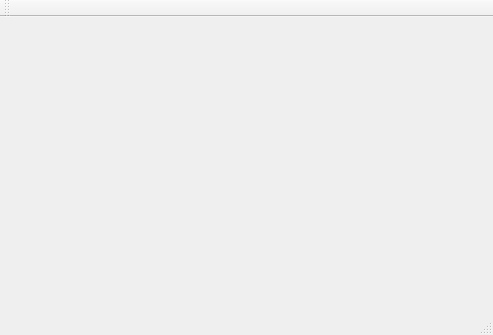
MarinaPl/db-convertor, file convert/mainwindow.ui: the form before one commit.
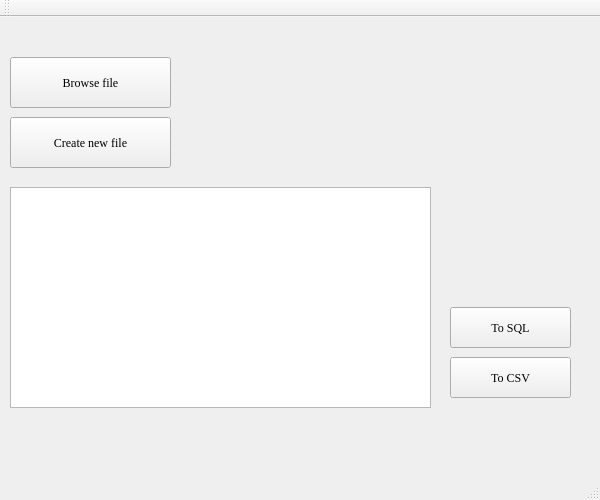
The form after the commit. Icons and pictures are not drawn.

Diff of the .ui file:
```diff
--- a/convert/mainwindow.ui
+++ b/convert/mainwindow.ui
@@ -6,14 +6,101 @@
    <rect>
     <x>0</x>
     <y>0</y>
-    <width>493</width>
-    <height>335</height>
+    <width>600</width>
+    <height>500</height>
    </rect>
   </property>
+  <property name="minimumSize">
+   <size>
+    <width>600</width>
+    <height>500</height>
+   </size>
+  </property>
   <property name="windowTitle">
    <string>MainWindow</string>
   </property>
-  <widget class="QWidget" name="centralWidget"/>
+  <property name="windowIcon">
+   <iconset theme="test">
+    <normaloff>ic.png</normaloff>ic.png</iconset>
+  </property>
+  <widget class="QWidget" name="centralWidget">
+   <property name="minimumSize">
+    <size>
+     <width>600</width>
+     <height>500</height>
+    </size>
+   </property>
+   <property name="font">
+    <font>
+     <family>Georgia</family>
+    </font>
+   </property>
+   <property name="autoFillBackground">
+    <bool>false</bool>
+   </property>
+   <widget class="QTableView" name="tableView">
+    <property name="geometry">
+     <rect>
+      <x>10</x>
+      <y>170</y>
+      <width>421</width>
+      <height>221</height>
+     </rect>
+    </property>
+   </widget>
+   <widget class="QPushButton" name="pushButton">
+    <property name="geometry">
+     <rect>
+      <x>450</x>
+      <y>290</y>
+      <width>121</width>
+      <height>41</height>
+     </rect>
+    </property>
+    <property name="text">
+     <string>To SQL</string>
+    </property>
+   </widget>
+   <widget class="QPushButton" name="pushButton_2">
+    <property name="geometry">
+     <rect>
+      <x>450</x>
+      <y>340</y>
+      <width>121</width>
+      <height>41</height>
+     </rect>
+    </property>
+    <property name="text">
+     <string>To CSV</string>
+    </property>
+   </widget>
+   <widget class="QPushButton" name="pushButton_3">
+    <property name="geometry">
+     <rect>
+      <x>10</x>
+      <y>40</y>
+      <width>161</width>
+      <height>51</height>
+     </rect>
+    </property>
+    <property name="text">
+     <string>Browse file</string>
+    </property>
+   </widget>
+   <widget class="QPushButton" name="pushButton_4">
+    <property name="geometry">
+     <rect>
+      <x>10</x>
+      <y>100</y>
+      <width>161</width>
+      <height>51</height>
+     </rect>
+    </property>
+    <property name="text">
+     <string>Create new file</string>
+    </property>
+   </widget>
+  </widget>
   <widget class="QToolBar" name="mainToolBar">
    <attribute name="toolBarArea">
     <enum>TopToolBarArea</enum>
```
Left out of the diff: 2 changed lines with no effect on the pictures.
